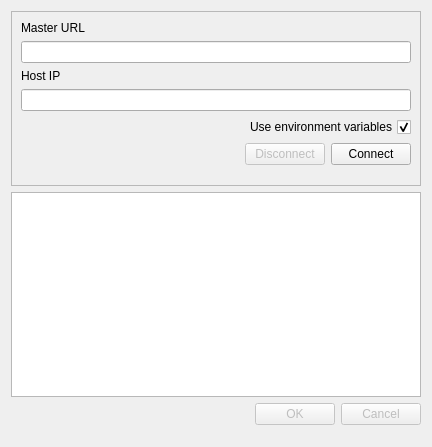
Qt form plugins/DataStreamROS/rostopicselector.ui (ziparker/PlotJuggler) before a commit.
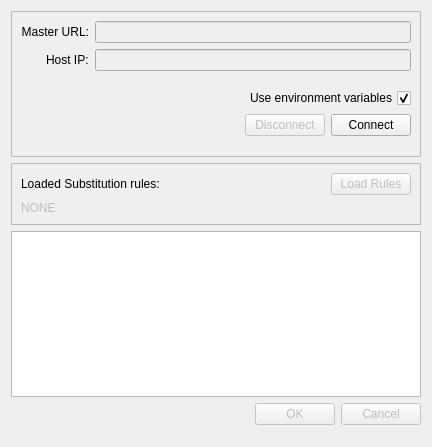
The same form after that commit.

Commit message: working on substitution rules for ros streamer

```diff
--- a/plugins/DataStreamROS/rostopicselector.ui
+++ b/plugins/DataStreamROS/rostopicselector.ui
@@ -24,38 +24,51 @@
      </property>
      <layout class="QVBoxLayout" name="verticalLayout_2">
       <item>
+       <layout class="QFormLayout" name="formLayout">
+        <property name="labelAlignment">
+         <set>Qt::AlignRight|Qt::AlignTrailing|Qt::AlignVCenter</set>
+        </property>
+        <property name="bottomMargin">
+         <number>11</number>
+        </property>
+        <item row="0" column="0">
        <widget class="QLabel" name="label">
         <property name="text">
-         <string>Master URL</string>
+           <string>Master URL:</string>
+          </property>
+          <property name="alignment">
+           <set>Qt::AlignRight|Qt::AlignTrailing|Qt::AlignVCenter</set>
         </property>
        </widget>
       </item>
-      <item>
+        <item row="0" column="1">
        <widget class="QLineEdit" name="lineEditMasterURI">
         <property name="enabled">
-         <bool>true</bool>
+           <bool>false</bool>
         </property>
         <property name="readOnly">
-         <bool>true</bool>
+           <bool>false</bool>
         </property>
        </widget>
       </item>
-      <item>
+        <item row="1" column="0">
        <widget class="QLabel" name="label_2">
         <property name="text">
-         <string>Host IP</string>
+           <string>Host IP:</string>
         </property>
        </widget>
       </item>
-      <item>
+        <item row="1" column="1">
        <widget class="QLineEdit" name="lineEditHostIP">
         <property name="enabled">
-         <bool>true</bool>
+           <bool>false</bool>
         </property>
         <property name="readOnly">
-         <bool>true</bool>
-        </property>
-       </widget>
+           <bool>false</bool>
+          </property>
+         </widget>
+        </item>
+       </layout>
       </item>
       <item>
        <widget class="QCheckBox" name="checkBoxEnvironmentSettings">
@@ -110,6 +123,51 @@
      </layout>
     </widget>
    </item>
+   <item>
+    <widget class="QFrame" name="frame_2">
+     <property name="frameShape">
+      <enum>QFrame::StyledPanel</enum>
+     </property>
+     <property name="frameShadow">
+      <enum>QFrame::Raised</enum>
+     </property>
+     <layout class="QGridLayout" name="gridLayout_2">
+      <item row="1" column="0">
+       <widget class="QLabel" name="label_4">
+        <property name="enabled">
+         <bool>false</bool>
+        </property>
+        <property name="text">
+         <string>NONE</string>
+        </property>
+       </widget>
+      </item>
+      <item row="0" column="0">
+       <widget class="QLabel" name="label_3">
+        <property name="text">
+         <string>Loaded Substitution rules:</string>
+        </property>
+       </widget>
+      </item>
+      <item row="0" column="1">
+       <widget class="QPushButton" name="buttonLoadRules">
+        <property name="enabled">
+         <bool>false</bool>
+        </property>
+        <property name="maximumSize">
+         <size>
+          <width>80</width>
+          <height>16777215</height>
+         </size>
+        </property>
+        <property name="text">
+         <string>Load Rules</string>
+        </property>
+       </widget>
+      </item>
+     </layout>
+    </widget>
+   </item>
    <item>
     <widget class="QListWidget" name="listTopics">
      <property name="focusPolicy">
```
Lines whose indentation alone changed are shown as unchanged. The commit also changes 1 other file.
